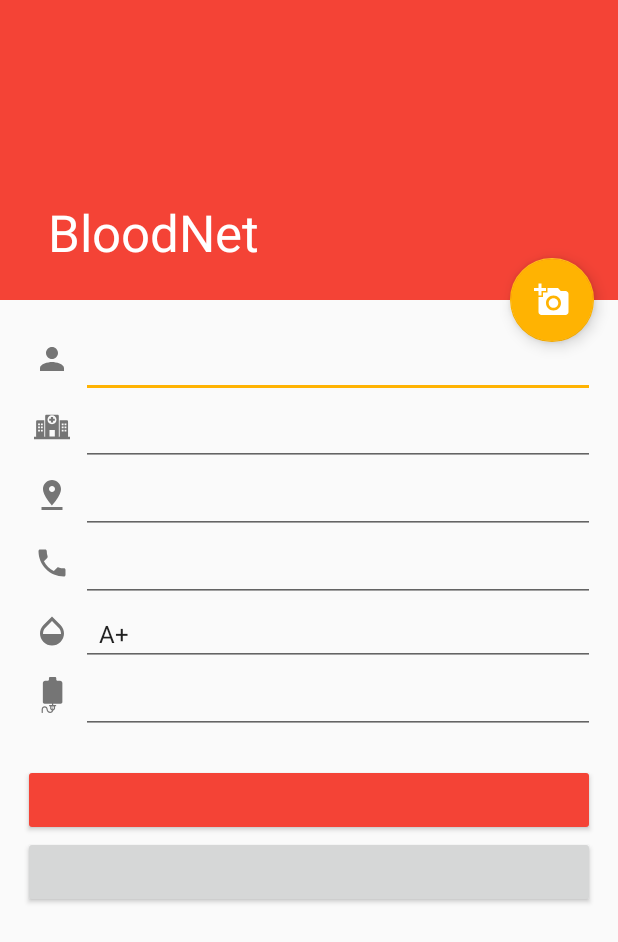
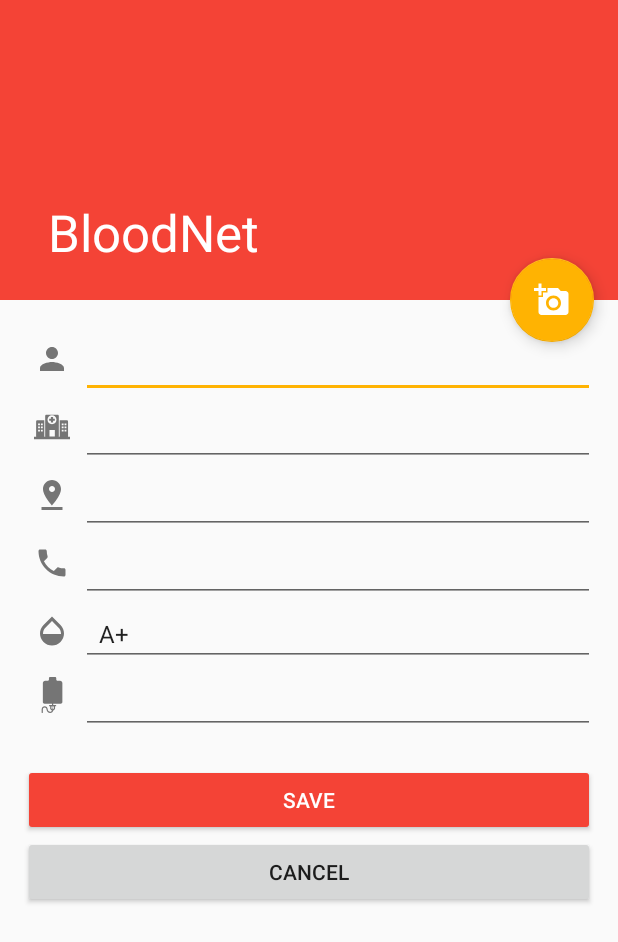
Before and after one commit to dionne-ong/BloodNet, an Android app: the EditPostActivity screen opened directly, with no data from a screen before it, on a phone screen of 412 x 824 dp. Shown: the top 942 px of the screen. Run offline under Robolectric (Android 15) with nearby library versions, the phone set to English and light mode, and no system bars; our stand-ins replace Firebase (no records; nobody signed in at launch, a user with empty details on screens opened directly); pictures from the network do not load; 6 statements that could not run were skipped.

Commit message:
Edit Post

```diff
--- a/app/src/main/java/edu/mobapde/bloodnet/EditPostActivity.java
+++ b/app/src/main/java/edu/mobapde/bloodnet/EditPostActivity.java
@@ -55,12 +55,14 @@ public class EditPostActivity extends AppCompatActivity {
 
     Button btnSave, btnCancel;
     EditText etName, etLocation, etContactNumber, etQuantity, tvPhoto, etAddress;
+    String key;
     Spinner spBType;
     ArrayAdapter<CharSequence> adapterB;
     ImageView imgBarPicture;
     FloatingActionButton fab;
     FirebaseAuth auth;
     DatabaseReference postRef;
+    TextView tvNumOfPledges;
 
     public static final int REQUEST_CODE_TAKE_PHOTO = 101;
 
@@ -74,8 +76,10 @@ public class EditPostActivity extends AppCompatActivity {
         Toolbar toolbar = (Toolbar) findViewById(R.id.toolbar);
         setSupportActionBar(toolbar);
 
-        btnSave = (Button) findViewById(R.id.btn_save);
-        btnCancel = (Button) findViewById(R.id.btn_cancel);
+        btnSave = (Button) findViewById(R.id.b_submit);
+        btnCancel = (Button) findViewById(R.id.b_cancel);
+        btnSave.setText("Save");
+        btnCancel.setText("Cancel");
         imgBarPicture = (ImageView) findViewById(R.id.img_bar_picture);
         fab = (FloatingActionButton) findViewById(R.id.fab_edit_profile);
 
@@ -101,8 +105,13 @@ public class EditPostActivity extends AppCompatActivity {
         etLocation = (EditText) findViewById(R.id.tv_content_location);
         etAddress = (EditText) findViewById(R.id.tv_content_address);
         etQuantity = (EditText) findViewById(R.id.tv_content_quantity);
+        tvNumOfPledges = (TextView) findViewById(R.id.tv_posteddate);
 
-        postRef.addListenerForSingleValueEvent(new ValueEventListener() {
+        Intent i = getIntent();
+        key = i.getStringExtra(DBOPost.EXTRA_POST_ID);
+
+
+        postRef.child(key).addListenerForSingleValueEvent(new ValueEventListener() {
             @Override
             public void onDataChange(DataSnapshot dataSnapshot) {
                 Post p = dataSnapshot.getValue(Post.class);
@@ -115,7 +124,7 @@ public class EditPostActivity extends AppCompatActivity {
                         spBType.setSelection(i);
                     }
                 }
-                etQuantity.setText(p.getNeededBags());
+                etQuantity.setText(p.getNeededBags()+"");
                 // etGender.setText(u.getGender());
                 // etBType.setText(u.getBloodType());
             }
@@ -140,8 +149,11 @@ public class EditPostActivity extends AppCompatActivity {
                 newData.setPatientName(etName.getText().toString());
                 newData.setBloodType(spBType.getSelectedItem().toString());
                 newData.setContactNum(etContactNumber.getText().toString());
+                newData.setHospitalName(etLocation.getText().toString());
+                newData.setHospitalAddress(etAddress.getText().toString());
+                newData.setNeededBags(Integer.parseInt(etQuantity.getText().toString()));
                 Log.i("DB", "[FIREBASE] "+newData.toString());
-                postRef.setValue(newData, new DatabaseReference.CompletionListener() {
+                postRef.child(key).setValue(newData, new DatabaseReference.CompletionListener() {
                     @Override
                     public void onComplete(DatabaseError databaseError, DatabaseReference databaseReference) {
                         if(databaseError!=null)
--- a/app/src/main/java/edu/mobapde/bloodnet/MyPostActivity.java
+++ b/app/src/main/java/edu/mobapde/bloodnet/MyPostActivity.java
@@ -83,7 +83,7 @@ public class MyPostActivity extends AppCompatActivity {
                         tvHospital.setText(post.getHospitalName());
                         tvContactNum.setText(post.getContactNum());
                         tvQuantity.setText(post.getNeededBags() + "");
-                        tvPledged.setText(post.getPledgedBags() + "");
+                        tvPledged.setText(post.getPledgedBags() + " Pledges");
                     }
                 }
 
@@ -163,7 +163,7 @@ public class MyPostActivity extends AppCompatActivity {
                                                         }
                                                     }
 
-                                                    postRef.child(post.getId()).removeValue();
+                                                    postRef.child(getIntent().getStringExtra(DBOPost.EXTRA_POST_ID)).removeValue();
                                                     Intent i = new Intent();
                                                     i.putExtra(NavigationDrawerActivity.EXTRA_VIEW_ID, R.id.nav_posts);
                                                     i.setClass(getBaseContext(), NavigationDrawerActivity.class);
--- a/app/src/main/res/layout/activity_create_post.xml
+++ b/app/src/main/res/layout/activity_create_post.xml
@@ -40,19 +40,28 @@
         </android.support.design.widget.CollapsingToolbarLayout>
     </android.support.design.widget.AppBarLayout>
 
-    <android.support.v4.widget.NestedScrollView xmlns:android="http://schemas.android.com/apk/res/android"
-        xmlns:app="http://schemas.android.com/apk/res-auto"
-        xmlns:tools="http://schemas.android.com/tools"
+    <android.support.design.widget.FloatingActionButton
+        android:id="@+id/fab_edit_profile"
+        android:layout_width="wrap_content"
+        android:layout_height="wrap_content"
+        android:layout_margin="@dimen/fab_margin"
+        app:layout_anchor="@id/app_bar"
+        app:layout_anchorGravity="bottom|end"
+        android:tint="@color/textMainColor"
+        app:srcCompat="@drawable/ic_add_a_photo_black_24px" />
+
+    <android.support.v4.widget.NestedScrollView
         android:layout_width="match_parent"
         android:layout_height="match_parent"
         app:layout_behavior="@string/appbar_scrolling_view_behavior"
         tools:context="edu.mobapde.bloodnet.CreatePostActivity">
+
         <LinearLayout
             android:id="@+id/editcontent"
             android:layout_width="match_parent"
             android:layout_height="match_parent"
+            android:layout_marginTop="20dp"
             android:orientation="vertical"
-            android:layout_marginTop="20dp"
             android:paddingLeft="@dimen/activity_padding_left"
             android:paddingRight="@dimen/activity_padding_right">
 
@@ -63,9 +72,9 @@
                 android:orientation="horizontal">
 
                 <ImageView
-                    android:contentDescription="@string/prompt_name"
                     android:layout_width="wrap_content"
                     android:layout_height="wrap_content"
+                    android:contentDescription="@string/prompt_name"
                     android:padding="7dp"
                     android:src="@drawable/ic_person_black_24dp"
                     android:tint="@color/textSecondaryColor" />
@@ -73,8 +82,7 @@
                 <EditText
                     android:id="@+id/tv_content_name"
                     android:layout_width="match_parent"
-                    android:layout_height="wrap_content"
-                    />
+                    android:layout_height="wrap_content" />
 
 
             </LinearLayout>
@@ -86,9 +94,9 @@
                 android:orientation="horizontal">
 
                 <ImageView
-                    android:contentDescription="@string/prompt_name"
                     android:layout_width="wrap_content"
                     android:layout_height="wrap_content"
+                    android:contentDescription="@string/prompt_name"
                     android:padding="7dp"
                     android:src="@drawable/ic_hospital_buildings"
                     android:tint="@color/textSecondaryColor" />
@@ -96,10 +104,10 @@
                 <EditText
                     android:id="@+id/tv_content_location"
                     android:layout_width="match_parent"
-                    android:layout_height="wrap_content"
-                    />
+                    android:layout_height="wrap_content" />
 
             </LinearLayout>
+
             <LinearLayout
                 android:layout_width="match_parent"
                 android:layout_height="0dp"
@@ -108,20 +116,18 @@
 
 
                 <ImageView
-                    android:contentDescription="@string/prompt_birthdate"
                     android:layout_width="wrap_content"
                     android:layout_height="wrap_content"
+                    android:contentDescription="@string/prompt_birthdate"
                     android:padding="7dp"
                     android:src="@drawable/ic_pin_drop_black_24px"
                     android:tint="@color/textSecondaryColor" />
 
-                    <EditText
+                <EditText
 
-                        android:id="@+id/tv_content_address"
-                        android:layout_width="match_parent"
-                        android:layout_height="wrap_content"
-                        />
-
+                    android:id="@+id/tv_content_address"
+                    android:layout_width="match_parent"
+                    android:layout_height="wrap_content" />
 
 
             </LinearLayout>
@@ -135,9 +141,9 @@
 
 
                 <ImageView
-                    android:contentDescription="@string/prompt_contact"
                     android:layout_width="wrap_content"
                     android:layout_height="wrap_content"
+                    android:contentDescription="@string/prompt_contact"
                     android:padding="7dp"
                     android:src="@drawable/ic_call_black_24dp"
                     android:tint="@color/textSecondaryColor" />
@@ -157,15 +163,16 @@
                 android:orientation="horizontal">
 
                 <ImageView
-                    android:contentDescription="@string/prompt_blood_type"
                     android:layout_width="wrap_content"
                     android:layout_height="wrap_content"
+                    android:contentDescription="@string/prompt_blood_type"
                     android:padding="7dp"
                     android:src="@drawable/ic_opacity_black_24px"
                     android:tint="@color/textSecondaryColor" />
 
-                <Spinner style="@style/Base.V7.Widget.AppCompat.EditText"
+                <Spinner
                     android:id="@+id/s_bloodtype"
+                    style="@style/Base.V7.Widget.AppCompat.EditText"
                     android:layout_width="match_parent"
                     android:layout_height="wrap_content" />
 
@@ -179,18 +186,18 @@
                 android:orientation="horizontal">
 
                 <ImageView
-                    android:contentDescription="@string/prompt_gender"
                     android:layout_width="wrap_content"
                     android:layout_height="wrap_content"
+                    android:contentDescription="@string/prompt_gender"
                     android:padding="7dp"
                     android:src="@drawable/ic_blood_transfusio"
-                    android:tint="@color/textSecondaryColor"/>
+                    android:tint="@color/textSecondaryColor" />
 
                 <EditText
                     android:id="@+id/tv_content_quantity"
                     android:layout_width="match_parent"
                     android:layout_height="wrap_content"
-                    android:inputType="number"/>
+                    android:inputType="number" />
 
             </LinearLayout>
 
@@ -199,29 +206,18 @@
                 android:id="@+id/b_submit"
                 android:layout_width="match_parent"
                 android:layout_height="wrap_content"
+                android:layout_marginTop="20dp"
                 android:backgroundTint="@color/colorPrimary"
-                android:layout_marginTop="20dp"
                 android:textColor="@color/textMainColor" />
 
             <Button
+                android:id="@+id/b_cancel"
                 android:layout_width="match_parent"
                 android:layout_height="wrap_content"
-                android:id="@+id/b_cancel"
-                android:layout_marginBottom="20dp"
-                />
+                android:layout_marginBottom="20dp" />
 
         </LinearLayout>
 
     </android.support.v4.widget.NestedScrollView>
 
-    <android.support.design.widget.FloatingActionButton
-        android:id="@+id/fab_edit_profile"
-        android:layout_width="wrap_content"
-        android:layout_height="wrap_content"
-        android:layout_margin="@dimen/fab_margin"
-        app:layout_anchor="@id/app_bar"
-        app:layout_anchorGravity="bottom|end"
-        android:tint="@color/textMainColor"
-        app:srcCompat="@drawable/ic_add_a_photo_black_24px" />
-
 </android.support.design.widget.CoordinatorLayout>
```
